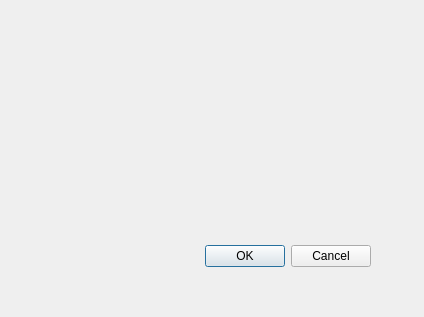
This is dialog.ui in AlexBolotsin/SpringTable as Qt 5 draws it before an edit. The edited form follows.
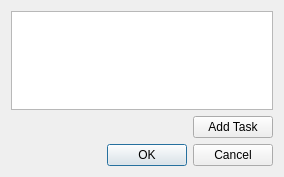
This is the edited form.

Commit message: Link Dialog and widget_list

Patch:
```diff
--- a/dialog.ui
+++ b/dialog.ui
@@ -6,22 +6,45 @@
    <rect>
     <x>0</x>
     <y>0</y>
-    <width>424</width>
-    <height>317</height>
+    <width>284</width>
+    <height>177</height>
    </rect>
   </property>
   <property name="windowTitle">
    <string>Dialog</string>
   </property>
+  <layout class="QVBoxLayout" name="verticalLayout_2">
+   <item>
+    <widget class="QTextEdit" name="textEdit"/>
+   </item>
+   <item>
+    <layout class="QVBoxLayout" name="verticalLayout">
+     <item>
+      <layout class="QHBoxLayout" name="horizontalLayout">
+       <item>
+        <spacer name="horizontalSpacer">
+         <property name="orientation">
+          <enum>Qt::Horizontal</enum>
+         </property>
+         <property name="sizeHint" stdset="0">
+          <size>
+           <width>40</width>
+           <height>20</height>
+          </size>
+         </property>
+        </spacer>
+       </item>
+       <item>
+        <widget class="QPushButton" name="pushButton">
+         <property name="text">
+          <string>Add Task</string>
+         </property>
+        </widget>
+       </item>
+      </layout>
+     </item>
+     <item>
   <widget class="QDialogButtonBox" name="buttonBox">
-   <property name="geometry">
-    <rect>
-     <x>30</x>
-     <y>240</y>
-     <width>341</width>
-     <height>32</height>
-    </rect>
-   </property>
    <property name="orientation">
     <enum>Qt::Horizontal</enum>
    </property>
@@ -29,6 +52,10 @@
     <set>QDialogButtonBox::Cancel|QDialogButtonBox::Ok</set>
    </property>
   </widget>
+     </item>
+    </layout>
+   </item>
+  </layout>
  </widget>
  <resources/>
  <connections>
```
Lines whose indentation alone changed are shown as unchanged. The commit also changes 3 other files.
